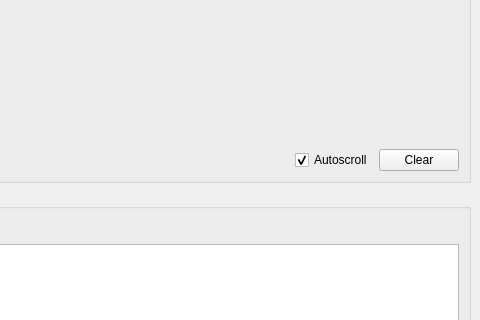
This is frequency-meter/view/resources/interface.ui in robertofem/Freq-meter-APP as Qt 5 draws it before an edit; both pictures show x 620 to 1100 and y 407 to 727 of the 1100 by 874 pixel window. The edited form follows.
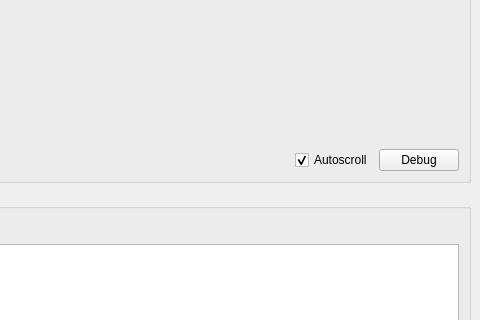
This is the edited form.

```diff
--- a/frequency-meter/view/resources/interface.ui
+++ b/frequency-meter/view/resources/interface.ui
@@ -350,7 +350,7 @@
          <item row="4" column="5">
           <widget class="QPushButton" name="ClearButton">
            <property name="text">
-            <string>Clear</string>
+            <string>Debug</string>
            </property>
           </widget>
          </item>
```
